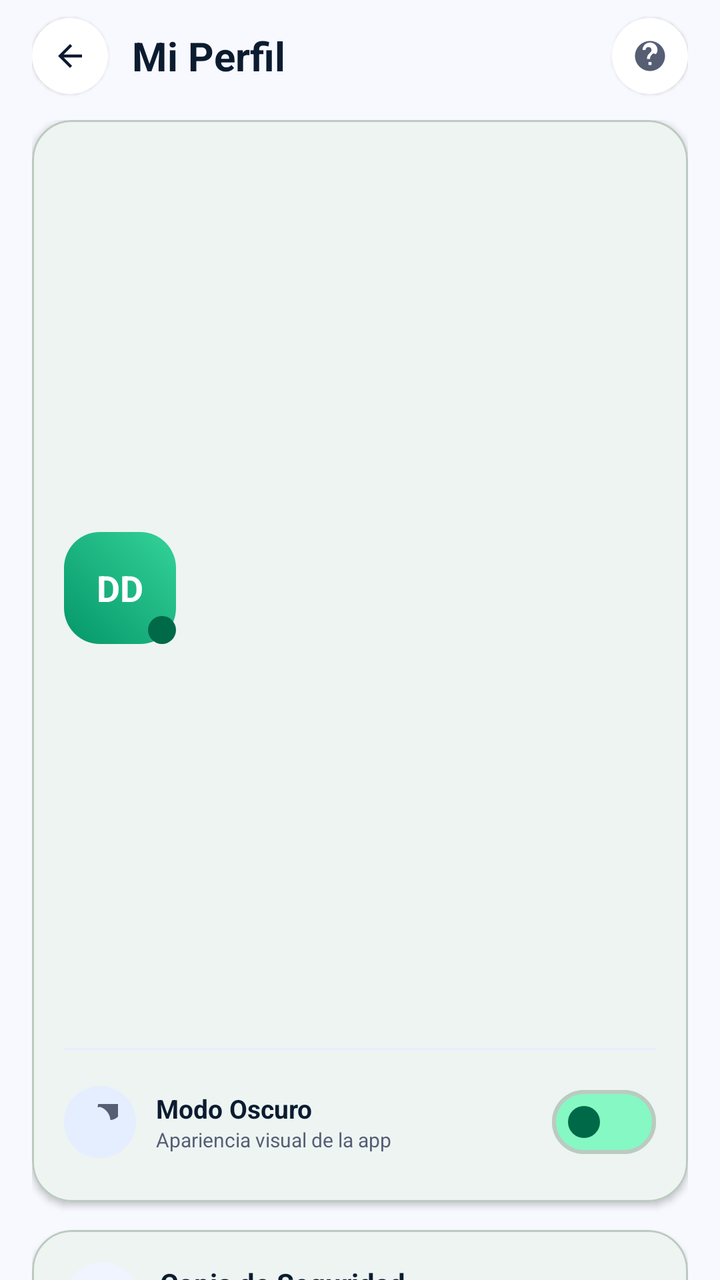
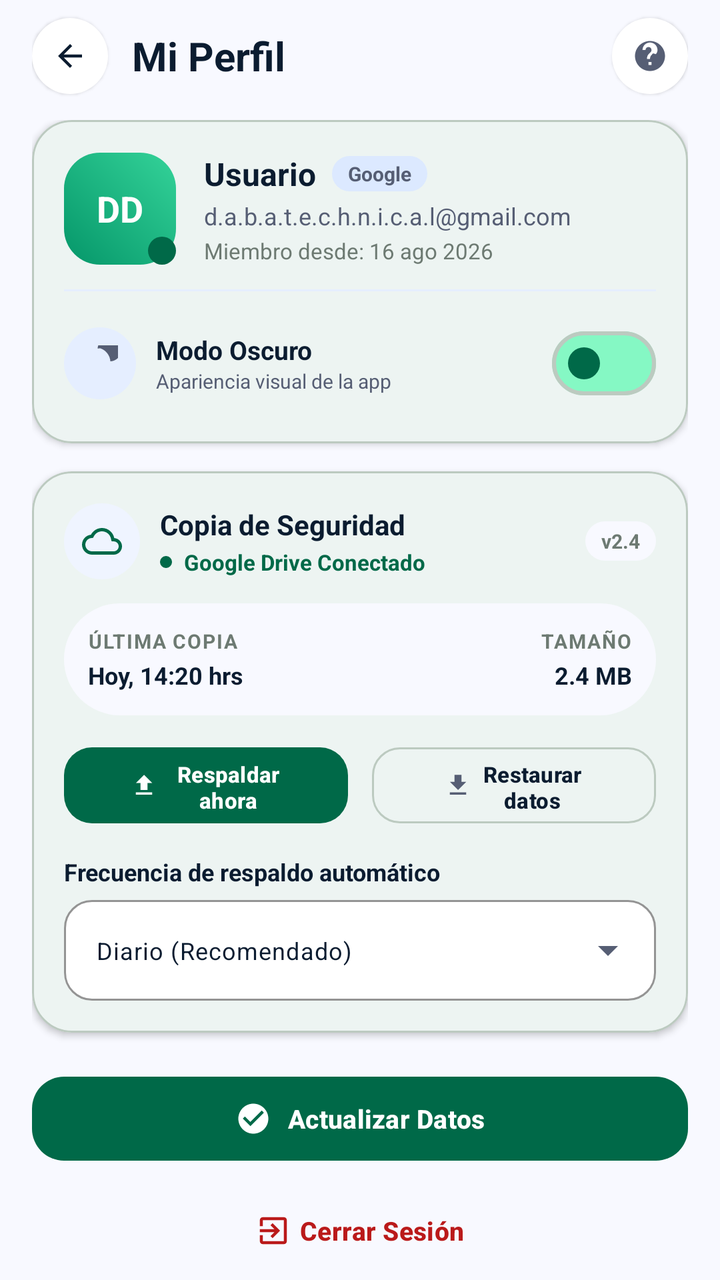

Two renders of the same Android screen: before a commit and after it. Below are the layout's source before the change and the commit's diff.
<!-- AndroidManifest.xml: application theme Theme.MyLittleFinanControl -->
<!-- res/layout/fragment_perfil.xml -->
<?xml version="1.0" encoding="utf-8"?>
<RelativeLayout xmlns:android="http://schemas.android.com/apk/res/android"
    xmlns:app="http://schemas.android.com/apk/res-auto"
    xmlns:tools="http://schemas.android.com/tools"
    android:layout_width="match_parent"
    android:layout_height="match_parent"
    android:background="@color/surface_bg"
    tools:context=".Fragmentos.FragmentPerfil">

    
    <RelativeLayout
        android:id="@+id/rl_header_perfil"
        android:layout_width="match_parent"
        android:layout_height="56dp"
        android:layout_alignParentTop="true"
        android:paddingHorizontal="16dp">

        <FrameLayout
            android:id="@+id/btn_volver_perfil"
            android:layout_width="38dp"
            android:layout_height="38dp"
            android:layout_alignParentStart="true"
            android:layout_centerVertical="true"
            android:background="@drawable/badge_round_pill"
            android:backgroundTint="@color/surface_card"
            android:clickable="true"
            android:elevation="1dp"
            android:focusable="true">

            <ImageView
                android:layout_width="18dp"
                android:layout_height="18dp"
                android:layout_gravity="center"
                android:src="@drawable/ic_back"
                app:tint="@color/text_primary" />
        </FrameLayout>

        <TextView
            android:layout_width="wrap_content"
            android:layout_height="wrap_content"
            android:layout_centerVertical="true"
            android:layout_marginStart="12dp"
            android:layout_toEndOf="@id/btn_volver_perfil"
            android:text="Mi Perfil"
            android:textColor="@color/text_primary"
            android:textSize="20sp"
            android:textStyle="bold" />

        <FrameLayout
            android:id="@+id/btn_ayuda_perfil"
            android:layout_width="38dp"
            android:layout_height="38dp"
            android:layout_alignParentEnd="true"
            android:layout_centerVertical="true"
            android:background="@drawable/badge_round_pill"
            android:backgroundTint="@color/surface_card"
            android:clickable="true"
            android:elevation="1dp"
            android:focusable="true">

            <ImageView
                android:layout_width="18dp"
                android:layout_height="18dp"
                android:layout_gravity="center"
                android:src="@drawable/ic_help"
                app:tint="@color/text_secondary" />
        </FrameLayout>
    </RelativeLayout>

    
    <ScrollView
        android:layout_width="match_parent"
        android:layout_height="match_parent"
        android:layout_below="@id/rl_header_perfil"
        android:clipToPadding="false"
        android:paddingBottom="40dp"
        android:scrollbars="none">

        <LinearLayout
            android:layout_width="match_parent"
            android:layout_height="wrap_content"
            android:orientation="vertical"
            android:paddingHorizontal="16dp"
            android:paddingTop="4dp">

            
            <com.google.android.material.card.MaterialCardView
                android:id="@+id/card_identidad"
                android:layout_width="match_parent"
                android:layout_height="wrap_content"
                android:layout_marginBottom="14dp"
                app:cardBackgroundColor="@color/surface_card"
                app:cardCornerRadius="20dp"
                app:cardElevation="2dp"
                app:strokeColor="@color/outline_variant"
                app:strokeWidth="1dp">

                <LinearLayout
                    android:layout_width="match_parent"
                    android:layout_height="wrap_content"
                    android:orientation="vertical"
                    android:padding="16dp">

                    <RelativeLayout
                        android:layout_width="match_parent"
                        android:layout_height="wrap_content">

                        
                        <FrameLayout
                            android:id="@+id/fl_avatar_container"
                            android:layout_width="56dp"
                            android:layout_height="56dp"
                            android:layout_alignParentStart="true"
                            android:layout_centerVertical="true">

                            <TextView
                                android:id="@+id/tv_avatar_iniciales"
                                android:layout_width="56dp"
                                android:layout_height="56dp"
                                android:background="@drawable/bg_avatar_gradient"
                                android:gravity="center"
                                android:text="DD"
                                android:textColor="@android:color/white"
                                android:textSize="18sp"
                                android:textStyle="bold" />

                            <ImageView
                                android:id="@+id/iv_avatar"
                                android:layout_width="match_parent"
                                android:layout_height="match_parent"
                                android:scaleType="centerCrop"
                                android:visibility="gone" />

                            <View
                                android:layout_width="14dp"
                                android:layout_height="14dp"
                                android:layout_gravity="bottom|end"
                                android:background="@drawable/circle_primary_bg"
                                android:backgroundTint="@color/primary_emerald" />
                        </FrameLayout>

                        
                        <LinearLayout
                            android:layout_width="0dp"
                            android:layout_height="wrap_content"
                            android:layout_centerVertical="true"
                            android:layout_marginStart="14dp"
                            android:layout_toEndOf="@id/fl_avatar_container"
                            android:orientation="vertical">

                            <LinearLayout
                                android:layout_width="wrap_content"
                                android:layout_height="wrap_content"
                                android:gravity="center_vertical"
                                android:orientation="horizontal">

                                <TextView
                                    android:id="@+id/tv_nombres"
                                    android:layout_width="wrap_content"
                                    android:layout_height="wrap_content"
                                    android:ellipsize="end"
                                    android:maxLines="1"
                                    android:text="DABA DandT"
                                    android:textColor="@color/text_primary"
                                    android:textSize="16sp"
                                    android:textStyle="bold" />

                                <TextView
                                    android:id="@+id/tv_proveedor"
                                    android:layout_width="wrap_content"
                                    android:layout_height="wrap_content"
                                    android:layout_marginStart="8dp"
                                    android:background="@drawable/badge_round_pill"
                                    android:backgroundTint="@color/surface_container_high"
                                    android:paddingHorizontal="8dp"
                                    android:paddingVertical="2dp"
                                    android:text="Google"
                                    android:textColor="@color/text_secondary"
                                    android:textSize="10sp"
                                    android:textStyle="bold" />
                            </LinearLayout>

                            <TextView
                                android:id="@+id/tv_email"
                                android:layout_width="wrap_content"
                                android:layout_height="wrap_content"
                                android:layout_marginTop="2dp"
                                android:ellipsize="end"
                                android:maxLines="1"
                                android:text="d.a.b.a.t.e.c.h.n.i.c.a.l@gmail.com"
                                android:textColor="@color/text_secondary"
                                android:textSize="12sp" />

                            <TextView
                                android:id="@+id/tv_mienbro_Desde"
                                android:layout_width="wrap_content"
                                android:layout_height="wrap_content"
                                android:layout_marginTop="2dp"
                                android:text="Miembro desde: 16 ago 2026"
                                android:textColor="@color/text_muted"
                                android:textSize="11sp" />
                        </LinearLayout>
                    </RelativeLayout>

                    
                    <View
                        android:layout_width="match_parent"
                        android:layout_height="1dp"
                        android:layout_marginVertical="12dp"
                        android:background="@color/surface_container" />

                    
                    <RelativeLayout
                        android:layout_width="match_parent"
                        android:layout_height="wrap_content">

                        <FrameLayout
                            android:id="@+id/fl_icon_dark"
                            android:layout_width="36dp"
                            android:layout_height="36dp"
                            android:layout_alignParentStart="true"
                            android:layout_centerVertical="true"
                            android:background="@drawable/badge_round_pill"
                            android:backgroundTint="@color/surface_container">

                            <ImageView
                                android:layout_width="18dp"
                                android:layout_height="18dp"
                                android:layout_gravity="center"
                                android:src="@drawable/ic_nightlight"
                                app:tint="@color/text_secondary" />
                        </FrameLayout>

                        <LinearLayout
                            android:layout_width="wrap_content"
                            android:layout_height="wrap_content"
                            android:layout_centerVertical="true"
                            android:layout_marginStart="10dp"
                            android:layout_toEndOf="@id/fl_icon_dark"
                            android:layout_toStartOf="@+id/sw_tema"
                            android:orientation="vertical">

                            <TextView
                                android:layout_width="wrap_content"
                                android:layout_height="wrap_content"
                                android:text="Modo Oscuro"
                                android:textColor="@color/text_primary"
                                android:textSize="13sp"
                                android:textStyle="bold" />

                            <TextView
                                android:layout_width="wrap_content"
                                android:layout_height="wrap_content"
                                android:text="Apariencia visual de la app"
                                android:textColor="@color/text_secondary"
                                android:textSize="10sp" />
                        </LinearLayout>

                        <com.google.android.material.materialswitch.MaterialSwitch
                            android:id="@+id/sw_tema"
                            android:layout_width="wrap_content"
                            android:layout_height="wrap_content"
                            android:layout_alignParentEnd="true"
                            android:layout_centerVertical="true"
                            app:thumbTint="@color/primary_emerald"
                            app:trackTint="@color/primary_fixed" />
                    </RelativeLayout>

                </LinearLayout>
            </com.google.android.material.card.MaterialCardView>

            
            <com.google.android.material.card.MaterialCardView
                android:id="@+id/card_backup"
                android:layout_width="match_parent"
                android:layout_height="wrap_content"
                android:layout_marginBottom="18dp"
                app:cardBackgroundColor="@color/surface_card"
                app:cardCornerRadius="20dp"
                app:cardElevation="2dp"
                app:strokeColor="@color/outline_variant"
                app:strokeWidth="1dp">

                <LinearLayout
                    android:layout_width="match_parent"
                    android:layout_height="wrap_content"
                    android:orientation="vertical"
                    android:padding="16dp">

                    
                    <RelativeLayout
                        android:layout_width="match_parent"
                        android:layout_height="wrap_content">

                        <FrameLayout
                            android:id="@+id/fl_icon_cloud"
                            android:layout_width="38dp"
                            android:layout_height="38dp"
                            android:layout_alignParentStart="true"
                            android:layout_centerVertical="true"
                            android:background="@drawable/badge_round_pill"
                            android:backgroundTint="@color/surface_container_low">

                            <ImageView
                                android:layout_width="20dp"
                                android:layout_height="20dp"
                                android:layout_gravity="center"
                                android:src="@drawable/ic_cloud"
                                app:tint="@color/primary_emerald" />
                        </FrameLayout>

                        <LinearLayout
                            android:layout_width="wrap_content"
                            android:layout_height="wrap_content"
                            android:layout_centerVertical="true"
                            android:layout_marginStart="10dp"
                            android:layout_toEndOf="@id/fl_icon_cloud"
                            android:orientation="vertical">

                            <TextView
                                android:layout_width="wrap_content"
                                android:layout_height="wrap_content"
                                android:text="Copia de Seguridad"
                                android:textColor="@color/text_primary"
                                android:textSize="14sp"
                                android:textStyle="bold" />

                            <LinearLayout
                                android:layout_width="wrap_content"
                                android:layout_height="wrap_content"
                                android:layout_marginTop="2dp"
                                android:gravity="center_vertical"
                                android:orientation="horizontal">

                                <View
                                    android:layout_width="6dp"
                                    android:layout_height="6dp"
                                    android:background="@drawable/circle_primary_bg"
                                    android:backgroundTint="@color/primary_emerald" />

                                <TextView
                                    android:id="@+id/tv_google_account"
                                    android:layout_width="wrap_content"
                                    android:layout_height="wrap_content"
                                    android:layout_marginStart="6dp"
                                    android:text="Google Drive Conectado"
                                    android:textColor="@color/primary_emerald"
                                    android:textSize="11sp"
                                    android:textStyle="bold" />
                            </LinearLayout>
                        </LinearLayout>

                        
                        <TextView
                            android:layout_width="wrap_content"
                            android:layout_height="wrap_content"
                            android:layout_alignParentEnd="true"
                            android:layout_centerVertical="true"
                            android:background="@drawable/badge_round_pill"
                            android:backgroundTint="@color/surface_bg"
                            android:paddingHorizontal="8dp"
                            android:paddingVertical="3dp"
                            android:text="v2.4"
                            android:textColor="@color/text_muted"
                            android:textSize="10sp"
                            android:textStyle="bold" />
                    </RelativeLayout>

                    
                    <LinearLayout
                        android:layout_width="match_parent"
                        android:layout_height="wrap_content"
                        android:layout_marginTop="12dp"
                        android:background="@drawable/badge_round_pill"
                        android:backgroundTint="@color/surface_bg"
                        android:orientation="horizontal"
                        android:padding="12dp">

                        <LinearLayout
                            android:layout_width="0dp"
                            android:layout_height="wrap_content"
                            android:layout_weight="1"
                            android:orientation="vertical">

                            <TextView
                                android:layout_width="wrap_content"
                                android:layout_height="wrap_content"
                                android:letterSpacing="0.06"
                                android:text="ÚLTIMA COPIA"
                                android:textColor="@color/text_muted"
                                android:textSize="10sp"
                                android:textStyle="bold" />

                            <TextView
                                android:id="@+id/tv_last_backup"
                                android:layout_width="wrap_content"
                                android:layout_height="wrap_content"
                                android:layout_marginTop="2dp"
                                android:text="Hoy, 14:20 hrs"
                                android:textColor="@color/text_primary"
                                android:textSize="12sp"
                                android:textStyle="bold" />
                        </LinearLayout>

                        <LinearLayout
                            android:layout_width="wrap_content"
                            android:layout_height="wrap_content"
                            android:gravity="end"
                            android:orientation="vertical">

                            <TextView
                                android:layout_width="wrap_content"
                                android:layout_height="wrap_content"
                                android:letterSpacing="0.06"
                                android:text="TAMAÑO"
                                android:textColor="@color/text_muted"
                                android:textSize="10sp"
                                android:textStyle="bold" />

                            <TextView
                                android:layout_width="wrap_content"
                                android:layout_height="wrap_content"
                                android:layout_marginTop="2dp"
                                android:text="2.4 MB"
                                android:textColor="@color/text_primary"
                                android:textSize="12sp"
                                android:textStyle="bold" />
                        </LinearLayout>
                    </LinearLayout>

                    
                    <LinearLayout
                        android:layout_width="match_parent"
                        android:layout_height="wrap_content"
                        android:layout_marginTop="12dp"
                        android:orientation="horizontal">

                        
                        <com.google.android.material.button.MaterialButton
                            android:id="@+id/btn_backup_now"
                            android:layout_width="0dp"
                            android:layout_height="46dp"
                            android:layout_marginEnd="6dp"
                            android:layout_weight="1"
                            android:text="Respaldar ahora"
                            android:textColor="@android:color/white"
                            android:textSize="11sp"
                            android:textStyle="bold"
                            app:backgroundTint="@color/primary_emerald"
                            app:cornerRadius="14dp"
                            app:icon="@drawable/ic_upload"
                            app:iconGravity="textStart"
                            app:iconSize="14dp"
                            app:iconTint="@android:color/white" />

                        
                        <com.google.android.material.button.MaterialButton
                            android:id="@+id/btn_restore"
                            style="@style/Widget.Material3.Button.OutlinedButton"
                            android:layout_width="0dp"
                            android:layout_height="46dp"
                            android:layout_marginStart="6dp"
                            android:layout_weight="1"
                            android:text="Restaurar datos"
                            android:textColor="@color/text_primary"
                            android:textSize="11sp"
                            android:textStyle="bold"
                            app:cornerRadius="14dp"
                            app:icon="@drawable/ic_download"
                            app:iconGravity="textStart"
                            app:iconSize="14dp"
                            app:iconTint="@color/text_secondary"
                            app:strokeColor="@color/outline_variant" />
                    </LinearLayout>

                    
                    <com.google.android.material.button.MaterialButton
                        android:id="@+id/btn_google_auth"
                        style="@style/Widget.Material3.Button.OutlinedButton"
                        android:layout_width="match_parent"
                        android:layout_height="40dp"
                        android:layout_marginTop="6dp"
                        android:text="Vincular Cuenta de Google"
                        android:textColor="@color/text_secondary"
                        android:textSize="11sp"
                        android:visibility="gone"
                        app:cornerRadius="12dp"
                        app:strokeColor="@color/outline_variant" />

                    
                    <TextView
                        android:layout_width="wrap_content"
                        android:layout_height="wrap_content"
                        android:layout_marginTop="12dp"
                        android:layout_marginBottom="6dp"
                        android:text="Frecuencia de respaldo automático"
                        android:textColor="@color/text_primary"
                        android:textSize="12sp"
                        android:textStyle="bold" />

                    <com.google.android.material.textfield.TextInputLayout
                        style="@style/Widget.Material3.TextInputLayout.OutlinedBox.ExposedDropdownMenu"
                        android:layout_width="match_parent"
                        android:layout_height="wrap_content"
                        app:boxBackgroundColor="@color/surface_card"
                        app:boxCornerRadiusBottomEnd="14dp"
                        app:boxCornerRadiusBottomStart="14dp"
                        app:boxCornerRadiusTopEnd="14dp"
                        app:boxCornerRadiusTopStart="14dp"
                        app:boxStrokeColor="@color/outline_variant"
                        app:hintEnabled="false">

                        <AutoCompleteTextView
                            android:id="@+id/auto_frecuencia_backup"
                            android:layout_width="match_parent"
                            android:layout_height="wrap_content"
                            android:hint="Diario (Recomendado)"
                            android:inputType="none"
                            android:text="Diario (Recomendado)"
                            android:textColor="@color/text_primary"
                            android:textSize="12sp" />
                    </com.google.android.material.textfield.TextInputLayout>

                </LinearLayout>
            </com.google.android.material.card.MaterialCardView>

            
            <com.google.android.material.button.MaterialButton
                android:id="@+id/btnActualizar"
                android:layout_width="match_parent"
                android:layout_height="50dp"
                android:text="Actualizar Datos"
                android:textColor="@android:color/white"
                android:textSize="13sp"
                android:textStyle="bold"
                app:backgroundTint="@color/primary_emerald"
                app:cornerRadius="16dp"
                app:elevation="4dp"
                app:icon="@drawable/ic_check"
                app:iconGravity="textStart"
                app:iconTint="@android:color/white" />

            <com.google.android.material.button.MaterialButton
                android:id="@+id/btn_logout"
                style="@style/Widget.Material3.Button.TextButton"
                android:layout_width="match_parent"
                android:layout_height="46dp"
                android:layout_marginTop="8dp"
                android:text="Cerrar Sesión"
                android:textColor="@color/error_text"
                android:textSize="13sp"
                android:textStyle="bold"
                app:icon="@drawable/ic_sign_out"
                app:iconGravity="textStart"
                app:iconTint="@color/error_text" />

        </LinearLayout>
    </ScrollView>
</RelativeLayout>
<!-- resources referenced by this layout -->
<resources>
  <color name="error_text">#BA1A1A</color>
  <color name="outline_variant">#BCCAC0</color>
  <color name="primary_emerald">#006948</color>
  <color name="primary_fixed">#85F8C4</color>
  <color name="surface_bg">#F8F9FF</color>
  <color name="surface_card">#FFFFFF</color>
  <color name="surface_container">#E5EEFF</color>
  <color name="surface_container_high">#DCE9FF</color>
  <color name="surface_container_low">#EFF4FF</color>
  <color name="text_muted">#6D7A72</color>
  <color name="text_primary">#0B1C30</color>
  <color name="text_secondary">#565E74</color>
  <!-- drawable badge_round_pill (drawable) -->
  <?xml version="1.0" encoding="utf-8"?>
  <shape xmlns:android="http://schemas.android.com/apk/res/android"
      android:shape="rectangle">
      <solid android:color="@color/primary_fixed" />
      <corners android:radius="999dp" />
  </shape>
  <!-- drawable bg_avatar_gradient (drawable) -->
  <?xml version="1.0" encoding="utf-8"?>
  <shape xmlns:android="http://schemas.android.com/apk/res/android"
      android:shape="rectangle">
      <gradient
          android:startColor="#059669"
          android:endColor="#34D399"
          android:angle="45" />
      <corners android:radius="18dp" />
  </shape>
  <!-- drawable circle_primary_bg (drawable) -->
  <?xml version="1.0" encoding="utf-8"?>
  <shape xmlns:android="http://schemas.android.com/apk/res/android"
      android:shape="oval">
      <solid android:color="?attr/colorPrimary" />
  </shape>
  <!-- drawable ic_check (drawable) -->
  <vector xmlns:android="http://schemas.android.com/apk/res/android" android:autoMirrored="true" android:height="24dp" android:tint="#1F4F98" android:viewportHeight="24" android:viewportWidth="24" android:width="24dp">
        
      <path android:fillColor="@android:color/white" android:pathData="M12,2C6.48,2 2,6.48 2,12s4.48,10 10,10 10,-4.48 10,-10S17.52,2 12,2zM10,17l-5,-5 1.41,-1.41L10,14.17l7.59,-7.59L19,8l-9,9z"/>
      
  </vector>
  <!-- drawable ic_download (drawable) -->
  <vector xmlns:android="http://schemas.android.com/apk/res/android"
      android:width="24dp"
      android:height="24dp"
      android:viewportWidth="24"
      android:viewportHeight="24">
    <path
        android:fillColor="@android:color/white"
        android:pathData="M19,9h-4V3H9v6H5l7,7 7,-7zM5,18v2h14v-2H5z"/>
  </vector>
  <!-- drawable ic_nightlight (drawable) -->
  <vector xmlns:android="http://schemas.android.com/apk/res/android"
      android:width="24dp"
      android:height="24dp"
      android:viewportWidth="24"
      android:viewportHeight="24">
    <path
        android:fillColor="@android:color/white"
        android:pathData="M12.3,2a10,10 0 0,0 -1.9,0.18 8,8 0 1,1 8.52,8.52A10,10 0 0,0 12.3,2z"/>
  </vector>
  <!-- drawable ic_upload (drawable) -->
  <vector xmlns:android="http://schemas.android.com/apk/res/android"
      android:width="24dp"
      android:height="24dp"
      android:viewportWidth="24"
      android:viewportHeight="24">
    <path
        android:fillColor="@android:color/white"
        android:pathData="M9,16h6v-6h4l-7,-7 -7,7h4v6zm-4,2h14v2H5v-2z"/>
  </vector>
  <style name="Theme.MyLittleFinanControl" parent="Base.Theme.MyLittleFinanControl" />
  <color name="secondary_container">#DAE2FD</color>
  <color name="on_secondary_container">#5C647A</color>
  <color name="income_green_bg">#85F8C4</color>
  <color name="badge_paid_text">#002114</color>
  <color name="border_subtle">#BCCAC0</color>
  <color name="surface_variant">#D3E4FE</color>
  <color name="expense_red">#BA1A1A</color>
  <color name="expense_red_bg">#FFDAD6</color>
  <color name="on_expense_red">#93000A</color>
  <color name="surface_container_highest">#D3E4FE</color>
  <!-- unchanged entries left out for length: 5 -->
</resources>

<!-- the commit's change to res/layout/fragment_perfil.xml (unified diff, before → after) -->
@@ -141,7 +141,7 @@
 
                         
                         <LinearLayout
-                            android:layout_width="0dp"
+                            android:layout_width="match_parent"
                             android:layout_height="wrap_content"
                             android:layout_centerVertical="true"
                             android:layout_marginStart="14dp"
@@ -160,7 +160,7 @@
                                     android:layout_height="wrap_content"
                                     android:ellipsize="end"
                                     android:maxLines="1"
-                                    android:text="DABA DandT"
+                                    android:text="Usuario"
                                     android:textColor="@color/text_primary"
                                     android:textSize="16sp"
                                     android:textStyle="bold" />
